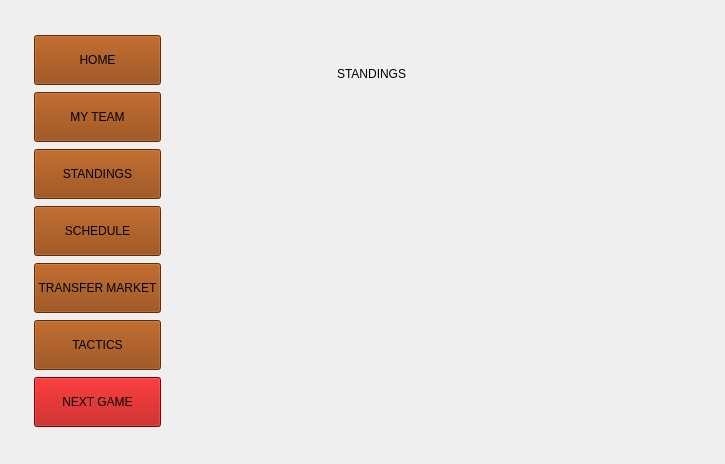
Above: ELManager/Manager/EuroleagueManager/mainwindow.ui from TombaM/RS13-euroleague-basketball-manager before the change. Below: the same form after it.
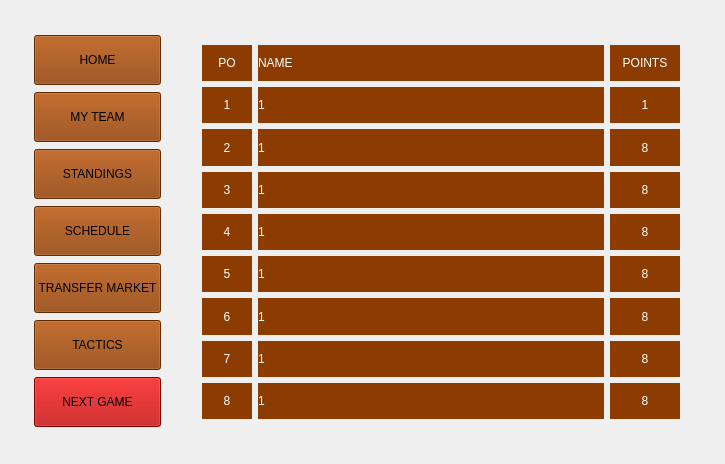
That is the form after the change. The open tabs and pages were chosen to show the change. Icons and pictures are not drawn.

The edit to the form file:
```diff
--- a/ELManager/Manager/EuroleagueManager/mainwindow.ui
+++ b/ELManager/Manager/EuroleagueManager/mainwindow.ui
@@ -24,7 +24,7 @@
        <string notr="true">background:transparent;</string>
       </property>
       <property name="currentIndex">
-       <number>1</number>
+       <number>0</number>
       </property>
       <widget class="QWidget" name="logIn">
        <layout class="QGridLayout" name="gridLayout_2">
@@ -178,6 +178,40 @@
            <enum>QFrame::Raised</enum>
           </property>
           <layout class="QGridLayout" name="gridLayout_5">
+           <item row="6" column="0">
+            <widget class="QPushButton" name="nextGameButton">
+             <property name="minimumSize">
+              <size>
+               <width>0</width>
+               <height>50</height>
+              </size>
+             </property>
+             <property name="styleSheet">
+              <string notr="true">background-color:rgb(178, 0, 0);
+font: 25 11pt &quot;Ubuntu&quot;;</string>
+             </property>
+             <property name="text">
+              <string>NEXT GAME</string>
+             </property>
+            </widget>
+           </item>
+           <item row="5" column="0">
+            <widget class="QPushButton" name="pushButton">
+             <property name="minimumSize">
+              <size>
+               <width>0</width>
+               <height>50</height>
+              </size>
+             </property>
+             <property name="styleSheet">
+              <string notr="true">background-color:rgb(140, 60, 0);
+font: 25 11pt &quot;Ubuntu&quot;;</string>
+             </property>
+             <property name="text">
+              <string>TACTICS</string>
+             </property>
+            </widget>
+           </item>
            <item row="0" column="0">
             <widget class="QPushButton" name="homeButton">
              <property name="minimumSize">
@@ -263,40 +297,6 @@
              </property>
             </widget>
            </item>
-           <item row="6" column="0">
-            <widget class="QPushButton" name="nextGameButton">
-             <property name="minimumSize">
-              <size>
-               <width>0</width>
-               <height>50</height>
-              </size>
-             </property>
-             <property name="styleSheet">
-              <string notr="true">background-color:rgb(178, 0, 0);
-font: 25 11pt &quot;Ubuntu&quot;;</string>
-             </property>
-             <property name="text">
-              <string>NEXT GAME</string>
-             </property>
-            </widget>
-           </item>
-           <item row="5" column="0">
-            <widget class="QPushButton" name="pushButton">
-             <property name="minimumSize">
-              <size>
-               <width>0</width>
-               <height>50</height>
-              </size>
-             </property>
-             <property name="styleSheet">
-              <string notr="true">background-color:rgb(140, 60, 0);
-font: 25 11pt &quot;Ubuntu&quot;;</string>
-             </property>
-             <property name="text">
-              <string>TACTICS</string>
-             </property>
-            </widget>
-           </item>
           </layout>
          </widget>
         </item>
@@ -309,7 +309,7 @@
            <enum>QFrame::Raised</enum>
           </property>
           <layout class="QGridLayout" name="gridLayout_4">
-           <item row="0" column="0">
+           <item row="1" column="0">
             <widget class="QStackedWidget" name="gamePlayStackedWidget">
              <property name="styleSheet">
               <string notr="true">background:transparent;</string>
@@ -321,16 +321,35 @@
               <widget class="QLabel" name="label">
                <property name="geometry">
                 <rect>
-                 <x>190</x>
-                 <y>80</y>
-                 <width>171</width>
-                 <height>71</height>
+                 <x>170</x>
+                 <y>20</y>
+                 <width>141</width>
+                 <height>41</height>
                 </rect>
                </property>
                <property name="text">
                 <string>HOME PAGE</string>
                </property>
               </widget>
+              <widget class="QFrame" name="logoHome">
+               <property name="geometry">
+                <rect>
+                 <x>10</x>
+                 <y>60</y>
+                 <width>191</width>
+                 <height>191</height>
+                </rect>
+               </property>
+               <property name="styleSheet">
+                <string notr="true">background-color: rgb(233, 185, 110);</string>
+               </property>
+               <property name="frameShape">
+                <enum>QFrame::StyledPanel</enum>
+               </property>
+               <property name="frameShadow">
+                <enum>QFrame::Raised</enum>
+               </property>
+              </widget>
              </widget>
              <widget class="QWidget" name="myTeamPage">
               <layout class="QGridLayout" name="gridLayout_8">
@@ -364,59 +383,533 @@
               </layout>
              </widget>
              <widget class="QWidget" name="standingsPage">
-              <widget class="QLabel" name="label_3">
-               <property name="geometry">
-                <rect>
-                 <x>146</x>
-                 <y>30</y>
-                 <width>141</width>
-                 <height>20</height>
-                </rect>
-               </property>
-               <property name="text">
-                <string>STANDINGS</string>
-               </property>
-              </widget>
-              <widget class="QListWidget" name="standingsListWidget">
-               <property name="geometry">
-                <rect>
-                 <x>55</x>
-                 <y>81</y>
-                 <width>431</width>
-                 <height>261</height>
-                </rect>
-               </property>
-               <property name="font">
-                <font>
-                 <weight>75</weight>
-                 <bold>true</bold>
-                </font>
-               </property>
-              </widget>
-             </widget>
-             <widget class="QWidget" name="schedulePage">
-              <layout class="QGridLayout" name="gridLayout_7">
-               <item row="2" column="0">
-                <widget class="QPushButton" name="previousRoundButton">
+              <layout class="QGridLayout" name="gridLayout_13">
+               <item row="0" column="0">
+                <widget class="QLabel" name="label_42">
+                 <property name="maximumSize">
+                  <size>
+                   <width>50</width>
+                   <height>16777215</height>
+                  </size>
+                 </property>
                  <property name="styleSheet">
-                  <string notr="true">background-color:rgb(239, 173, 124)</string>
+                  <string notr="true">background-color:rgb(140, 60, 0);
+font: 25 11pt &quot;Ubuntu&quot;;
+color: white;</string>
                  </property>
                  <property name="text">
-                  <string>PREVIOUS</string>
+                  <string>PO</string>
+                 </property>
+                 <property name="alignment">
+                  <set>Qt::AlignCenter</set>
                  </property>
                 </widget>
                </item>
                <item row="0" column="1">
+                <widget class="QLabel" name="label_31">
+                 <property name="styleSheet">
+                  <string notr="true">background-color:rgb(140, 60, 0);
+font: 25 11pt &quot;Ubuntu&quot;;
+color: white;</string>
+                 </property>
+                 <property name="text">
+                  <string>NAME</string>
+                 </property>
+                </widget>
+               </item>
+               <item row="0" column="2">
+                <widget class="QLabel" name="label_27">
+                 <property name="maximumSize">
+                  <size>
+                   <width>70</width>
+                   <height>16777215</height>
+                  </size>
+                 </property>
+                 <property name="styleSheet">
+                  <string notr="true">background-color:rgb(140, 60, 0);
+font: 25 11pt &quot;Ubuntu&quot;;
+color: white;</string>
+                 </property>
+                 <property name="text">
+                  <string>POINTS</string>
+                 </property>
+                 <property name="alignment">
+                  <set>Qt::AlignCenter</set>
+                 </property>
+                </widget>
+               </item>
+               <item row="1" column="0">
+                <widget class="QLabel" name="label_3">
+                 <property name="styleSheet">
+                  <string notr="true">background-color:rgb(140, 60, 0);
+font: 25 11pt &quot;Ubuntu&quot;;
+color: white;</string>
+                 </property>
+                 <property name="text">
+                  <string>1</string>
+                 </property>
+                 <property name="alignment">
+                  <set>Qt::AlignCenter</set>
+                 </property>
+                </widget>
+               </item>
+               <item row="1" column="1">
+                <widget class="QLabel" name="firstPlaceName">
+                 <property name="styleSheet">
+                  <string notr="true">background-color:rgb(140, 60, 0);
+font: 25 11pt &quot;Ubuntu&quot;;
+color: white;</string>
+                 </property>
+                 <property name="text">
+                  <string>1</string>
+                 </property>
+                </widget>
+               </item>
+               <item row="1" column="2">
+                <widget class="QLabel" name="firstPlacePoints">
+                 <property name="styleSheet">
+                  <string notr="true">background-color:rgb(140, 60, 0);
+font: 25 11pt &quot;Ubuntu&quot;;
+color: white;</string>
+                 </property>
+                 <property name="text">
+                  <string>1</string>
+                 </property>
+                 <property name="alignment">
+                  <set>Qt::AlignCenter</set>
+                 </property>
+                </widget>
+               </item>
+               <item row="2" column="0">
                 <widget class="QLabel" name="label_4">
+                 <property name="styleSheet">
+                  <string notr="true">background-color:rgb(140, 60, 0);
+font: 25 11pt &quot;Ubuntu&quot;;
+color: white;</string>
+                 </property>
                  <property name="text">
-                  <string>schedule</string>
+                  <string>2</string>
                  </property>
                  <property name="alignment">
                   <set>Qt::AlignCenter</set>
                  </property>
                 </widget>
                </item>
+               <item row="2" column="1">
+                <widget class="QLabel" name="secondPlaceName">
+                 <property name="styleSheet">
+                  <string notr="true">background-color:rgb(140, 60, 0);
+font: 25 11pt &quot;Ubuntu&quot;;
+color: white;</string>
+                 </property>
+                 <property name="text">
+                  <string>1</string>
+                 </property>
+                </widget>
+               </item>
                <item row="2" column="2">
+                <widget class="QLabel" name="secondPlacePoints">
+                 <property name="styleSheet">
+                  <string notr="true">background-color:rgb(140, 60, 0);
+font: 25 11pt &quot;Ubuntu&quot;;
+color: white;</string>
+                 </property>
+                 <property name="text">
+                  <string>8</string>
+                 </property>
+                 <property name="alignment">
+                  <set>Qt::AlignCenter</set>
+                 </property>
+                </widget>
+               </item>
+               <item row="3" column="0">
+                <widget class="QLabel" name="label_17">
+                 <property name="styleSheet">
+                  <string notr="true">background-color:rgb(140, 60, 0);
+font: 25 11pt &quot;Ubuntu&quot;;
+color: white;</string>
+                 </property>
+                 <property name="text">
+                  <string>3</string>
+                 </property>
+                 <property name="alignment">
+                  <set>Qt::AlignCenter</set>
+                 </property>
+                </widget>
+               </item>
+               <item row="3" column="1">
+                <widget class="QLabel" name="thirdPlaceName">
+                 <property name="styleSheet">
+                  <string notr="true">background-color:rgb(140, 60, 0);
+font: 25 11pt &quot;Ubuntu&quot;;
+color: white;white;</string>
+                 </property>
+                 <property name="text">
+                  <string>1</string>
+                 </property>
+                </widget>
+               </item>
+               <item row="3" column="2">
+                <widget class="QLabel" name="thirdPlacePoints">
+                 <property name="styleSheet">
+                  <string notr="true">background-color:rgb(140, 60, 0);
+font: 25 11pt &quot;Ubuntu&quot;;
+color: white;</string>
+                 </property>
+                 <property name="text">
+                  <string>8</string>
+                 </property>
+                 <property name="alignment">
+                  <set>Qt::AlignCenter</set>
+                 </property>
+                </widget>
+               </item>
+               <item row="4" column="0">
+                <widget class="QLabel" name="label_18">
+                 <property name="styleSheet">
+                  <string notr="true">background-color:rgb(140, 60, 0);
+font: 25 11pt &quot;Ubuntu&quot;;
+color: white;</string>
+                 </property>
+                 <property name="text">
+                  <string>4</string>
+                 </property>
+                 <property name="alignment">
+                  <set>Qt::AlignCenter</set>
+                 </property>
+                </widget>
+               </item>
+               <item row="4" column="1">
+                <widget class="QLabel" name="fourthPlaceName">
+                 <property name="styleSheet">
+                  <string notr="true">background-color:rgb(140, 60, 0);
+font: 25 11pt &quot;Ubuntu&quot;;
+color: white;</string>
+                 </property>
+                 <property name="text">
+                  <string>1</string>
+                 </property>
+                </widget>
+               </item>
+               <item row="4" column="2">
+                <widget class="QLabel" name="fourthPlacePoints">
+                 <property name="styleSheet">
+                  <string notr="true">background-color:rgb(140, 60, 0);
+font: 25 11pt &quot;Ubuntu&quot;;
+color: white;</string>
+                 </property>
+                 <property name="text">
+                  <string>8</string>
+                 </property>
+                 <property name="alignment">
+                  <set>Qt::AlignCenter</set>
+                 </property>
+                </widget>
+               </item>
+               <item row="5" column="0">
+                <widget class="QLabel" name="label_22">
+                 <property name="styleSheet">
+                  <string notr="true">background-color:rgb(140, 60, 0);
+font: 25 11pt &quot;Ubuntu&quot;;
+color: white;</string>
+                 </property>
+                 <property name="text">
+                  <string>5</string>
+                 </property>
+                 <property name="alignment">
+                  <set>Qt::AlignCenter</set>
+                 </property>
+                </widget>
+               </item>
+               <item row="5" column="1">
+                <widget class="QLabel" name="fifthPlaceName">
+                 <property name="styleSheet">
+                  <string notr="true">background-color:rgb(140, 60, 0);
+font: 25 11pt &quot;Ubuntu&quot;;
+color: white;</string>
+                 </property>
+                 <property name="text">
+                  <string>1</string>
+                 </property>
+                </widget>
+               </item>
+               <item row="5" column="2">
+                <widget class="QLabel" name="fifthPlacePoints">
+                 <property name="styleSheet">
+                  <string notr="true">background-color:rgb(140, 60, 0);
+font: 25 11pt &quot;Ubuntu&quot;;
+color: white;</string>
+                 </property>
+                 <property name="text">
+                  <string>8</string>
+                 </property>
+                 <property name="alignment">
+                  <set>Qt::AlignCenter</set>
+                 </property>
+                </widget>
+               </item>
+               <item row="6" column="0">
+                <widget class="QLabel" name="label_23">
+                 <property name="styleSheet">
+                  <string notr="true">background-color:rgb(140, 60, 0);
+font: 25 11pt &quot;Ubuntu&quot;;
+color: white;</string>
+                 </property>
+                 <property name="text">
+                  <string>6</string>
+                 </property>
+                 <property name="alignment">
+                  <set>Qt::AlignCenter</set>
+                 </property>
+                </widget>
+               </item>
+               <item row="6" column="1">
+                <widget class="QLabel" name="sixthPlaceName">
+                 <property name="styleSheet">
+                  <string notr="true">background-color:rgb(140, 60, 0);
+font: 25 11pt &quot;Ubuntu&quot;;
+color: white;</string>
+                 </property>
+                 <property name="text">
+                  <string>1</string>
+                 </property>
+                </widget>
+               </item>
+               <item row="6" column="2">
+                <widget class="QLabel" name="sixthPlacePoints">
+                 <property name="styleSheet">
+                  <string notr="true">background-color:rgb(140, 60, 0);
+font: 25 11pt &quot;Ubuntu&quot;;
+color: white;</string>
+                 </property>
+                 <property name="text">
+                  <string>8</string>
+                 </property>
+                 <property name="alignment">
+                  <set>Qt::AlignCenter</set>
+                 </property>
+                </widget>
+               </item>
+               <item row="7" column="0">
+                <widget class="QLabel" name="label_24">
+                 <property name="styleSheet">
+                  <string notr="true">background-color:rgb(140, 60, 0);
+font: 25 11pt &quot;Ubuntu&quot;;
+color: white;</string>
+                 </property>
+                 <property name="text">
+                  <string>7</string>
+                 </property>
+                 <property name="alignment">
+                  <set>Qt::AlignCenter</set>
+                 </property>
+                </widget>
+               </item>
+               <item row="7" column="1">
+                <widget class="QLabel" name="seventhPlaceName">
+                 <property name="styleSheet">
+                  <string notr="true">background-color:rgb(140, 60, 0);
+font: 25 11pt &quot;Ubuntu&quot;;
+color: white;</string>
+                 </property>
+                 <property name="text">
+                  <string>1</string>
+                 </property>
+                </widget>
+               </item>
+               <item row="7" column="2">
+                <widget class="QLabel" name="seventhPlacePoints">
+                 <property name="styleSheet">
+                  <string notr="true">background-color:rgb(140, 60, 0);
+font: 25 11pt &quot;Ubuntu&quot;;
+color: white;</string>
+                 </property>
+                 <property name="text">
+                  <string>8</string>
+                 </property>
+                 <property name="alignment">
+                  <set>Qt::AlignCenter</set>
+                 </property>
+                </widget>
+               </item>
+               <item row="8" column="0">
+                <widget class="QLabel" name="label_25">
+                 <property name="styleSheet">
+                  <string notr="true">background-color:rgb(140, 60, 0);
+font: 25 11pt &quot;Ubuntu&quot;;
+color: white;</string>
+                 </property>
+                 <property name="text">
+                  <string>8</string>
+                 </property>
+                 <property name="alignment">
+                  <set>Qt::AlignCenter</set>
+                 </property>
+                </widget>
+               </item>
+               <item row="8" column="1">
+                <widget class="QLabel" name="eighthPlaceName">
+                 <property name="styleSheet">
+                  <string notr="true">background-color:rgb(140, 60, 0);
+font: 25 11pt &quot;Ubuntu&quot;;
+color: white;</string>
+                 </property>
+                 <property name="text">
+                  <string>1</string>
+                 </property>
+                </widget>
+               </item>
+               <item row="8" column="2">
+                <widget class="QLabel" name="eighthPlacePoints">
+                 <property name="styleSheet">
+                  <string notr="true">background-color:rgb(140, 60, 0);
+font: 25 11pt &quot;Ubuntu&quot;;
+color: white;</string>
+                 </property>
+                 <property name="text">
+                  <string>8</string>
+                 </property>
+                 <property name="alignment">
+                  <set>Qt::AlignCenter</set>
+                 </property>
+                </widget>
+               </item>
+              </layout>
+             </widget>
+             <widget class="QWidget" name="schedulePage">
+              <layout class="QGridLayout" name="gridLayout_7">
+               <item row="1" column="3">
+                <widget class="QLabel" name="label_11">
+                 <property name="styleSheet">
+                  <string notr="true">background-color:rgb(239, 173, 124)</string>
+                 </property>
+                 <property name="text">
+                  <string>AWAY</string>
+                 </property>
+                 <property name="alignment">
+                  <set>Qt::AlignCenter</set>
+                 </property>
+                </widget>
+               </item>
+               <item row="2" column="0">
+                <widget class="QLabel" name="label_13">
+                 <property name="styleSheet">
+                  <string notr="true">background-color:rgb(239, 173, 124)</string>
+                 </property>
+                 <property name="text">
+                  <string>GAME 1</string>
+                 </property>
+                </widget>
+               </item>
+               <item row="2" column="1" colspan="3">
+                <widget class="QLabel" name="firstScheduleLabel">
+                 <property name="styleSheet">
+                  <string notr="true">background-color:rgb(239, 173, 124)</string>
+                 </property>
+                 <property name="text">
+                  <string>GAME 1 SCHEDULE</string>
+                 </property>
+                 <property name="alignment">
+                  <set>Qt::AlignCenter</set>
+                 </property>
+                </widget>
+               </item>
+               <item row="3" column="0">
+                <widget class="QLabel" name="label_16">
+                 <property name="styleSheet">
+                  <string notr="true">background-color:rgb(239, 173, 124)</string>
+                 </property>
+                 <property name="text">
+                  <string>GAME 2</string>
+                 </property>
+                </widget>
+               </item>
+               <item row="3" column="1" colspan="3">
+                <widget class="QLabel" name="secondScheduleLabel">
+                 <property name="styleSheet">
+                  <string notr="true">background-color:rgb(239, 173, 124)</string>
+                 </property>
+                 <property name="text">
+                  <string>GAME 2 SCHEDULE</string>
+                 </property>
+                 <property name="alignment">
+                  <set>Qt::AlignCenter</set>
+                 </property>
+                </widget>
+               </item>
+               <item row="4" column="0">
+                <widget class="QLabel" name="label_15">
+                 <property name="styleSheet">
+                  <string notr="true">background-color:rgb(239, 173, 124)</string>
+                 </property>
+                 <property name="text">
+                  <string>GAME 3</string>
+                 </property>
+                </widget>
+               </item>
+               <item row="4" column="1" colspan="3">
+                <widget class="QLabel" name="thirdScheduleLabel">
+                 <property name="styleSheet">
+                  <string notr="true">background-color:rgb(239, 173, 124)</string>
+                 </property>
+                 <property name="text">
+                  <string>GAME 3 SCHEDULE</string>
+                 </property>
+                 <property name="alignment">
+                  <set>Qt::AlignCenter</set>
+                 </property>
+                </widget>
+               </item>
+               <item row="5" column="0">
+                <widget class="QLabel" name="label_14">
+                 <property name="styleSheet">
+                  <string notr="true">background-color:rgb(239, 173, 124)</string>
+                 </property>
+                 <property name="text">
+                  <string>GAME 4</string>
+                 </property>
+                </widget>
+               </item>
+               <item row="5" column="1" colspan="3">
+                <widget class="QLabel" name="fourthScheduleLabel">
+                 <property name="styleSheet">
+                  <string notr="true">background-color:rgb(239, 173, 124)</string>
+                 </property>
+                 <property name="text">
+                  <string>GAME 4 SCHEDULE</string>
+                 </property>
+                 <property name="alignment">
+                  <set>Qt::AlignCenter</set>
+                 </property>
+                </widget>
+               </item>
+               <item row="0" column="1" colspan="3">
+                <widget class="QLabel" name="roundScheduleLabel">
+                 <property name="styleSheet">
+                  <string notr="true">background-color:rgb(239, 173, 124)</string>
+                 </property>
+                 <property name="text">
+                  <string>ROUND COUNTER</string>
+                 </property>
+                 <property name="alignment">
+                  <set>Qt::AlignCenter</set>
+                 </property>
+                </widget>
+               </item>
+               <item row="1" column="1">
+                <widget class="QLabel" name="label_12">
+                 <property name="styleSheet">
+                  <string notr="true">background-color:rgb(239, 173, 124)</string>
+                 </property>
+                 <property name="text">
+                  <string>HOME</string>
+                 </property>
+                 <property name="alignment">
+                  <set>Qt::AlignCenter</set>
+                 </property>
+                </widget>
+               </item>
+               <item row="6" column="3">
                 <widget class="QPushButton" name="nextRoundButton">
                  <property name="styleSheet">
                   <string notr="true">background-color:rgb(239, 173, 124)</string>
@@ -426,118 +919,14 @@
                  </property>
                 </widget>
                </item>
-               <item row="1" column="0" colspan="3">
-                <widget class="QStackedWidget" name="stackedWidget_2">
+               <item row="6" column="1">
+                <widget class="QPushButton" name="previousRoundButton">
                  <property name="styleSheet">
                   <string notr="true">background-color:rgb(239, 173, 124)</string>
                  </property>
-                 <widget class="QWidget" name="page">
-                  <widget class="QLabel" name="label_11">
-                   <property name="geometry">
-                    <rect>
-                     <x>40</x>
-                     <y>70</y>
-                     <width>131</width>
-                     <height>21</height>
-                    </rect>
-                   </property>
-                   <property name="text">
-                    <string>GAME 1</string>
-                   </property>
-                  </widget>
-                  <widget class="QLabel" name="label_12">
-                   <property name="geometry">
-                    <rect>
-                     <x>40</x>
-                     <y>120</y>
-                     <width>131</width>
-                     <height>21</height>
-                    </rect>
-                   </property>
-                   <property name="text">
-                    <string>GAME 1</string>
-                   </property>
-                  </widget>
-                  <widget class="QLabel" name="label_13">
-                   <property name="geometry">
-                    <rect>
-                     <x>40</x>
-                     <y>170</y>
-                     <width>131</width>
-                     <height>21</height>
-                    </rect>
-                   </property>
-                   <property name="text">
-                    <string>GAME 1</string>
-                   </property>
-                  </widget>
-                  <widget class="QLabel" name="label_14">
-                   <property name="geometry">
-                    <rect>
-                     <x>40</x>
-                     <y>220</y>
-                     <width>131</width>
-                     <height>21</height>
-                    </rect>
-                   </property>
-                   <property name="text">
-                    <string>GAME 1</string>
-                   </property>
-                  </widget>
-                  <widget class="QLabel" name="label_15">
-                   <property name="geometry">
-                    <rect>
-                     <x>180</x>
-                     <y>70</y>
-                     <width>261</width>
-                     <height>21</height>
-                    </rect>
-                   </property>
-                   <property name="text">
-                    <string>home - visitor</string>
-                   </property>
-                  </widget>
-                  <widget class="QLabel" name="label_16">
-                   <property name="geometry">
-                    <rect>
-                     <x>180</x>
-                     <y>120</y>
-                     <width>261</width>
-                     <height>21</height>
-                    </rect>
-                   </property>
-                   <property name="text">
-                    <string>home - visitor</string>
-                   </property>
-                  </widget>
-                  <widget class="QLabel" name="label_17">
-                   <property name="geometry">
-                    <rect>
-                     <x>180</x>
-                     <y>170</y>
-                     <width>261</width>
-                     <height>21</height>
-                    </rect>
-                   </property>
-                   <property name="text">
-                    <string>home - visitor</string>
-                   </property>
-                  </widget>
-                  <widget class="QLabel" name="label_18">
-                   <property name="geometry">
-                    <rect>
-                     <x>180</x>
-                     <y>220</y>
-                     <width>261</width>
-                     <height>21</height>
-                    </rect>
-                   </property>
-                   <property name="text">
-                    <string>home - visitor</string>
-                   </property>
-                  </widget>
-                 </widget>
-                 <widget class="QWidget" name="page_2"/>
+                 <property name="text">
+                  <string>PREVIOUS</string>
+                 </property>
                 </widget>
                </item>
               </layout>
```
